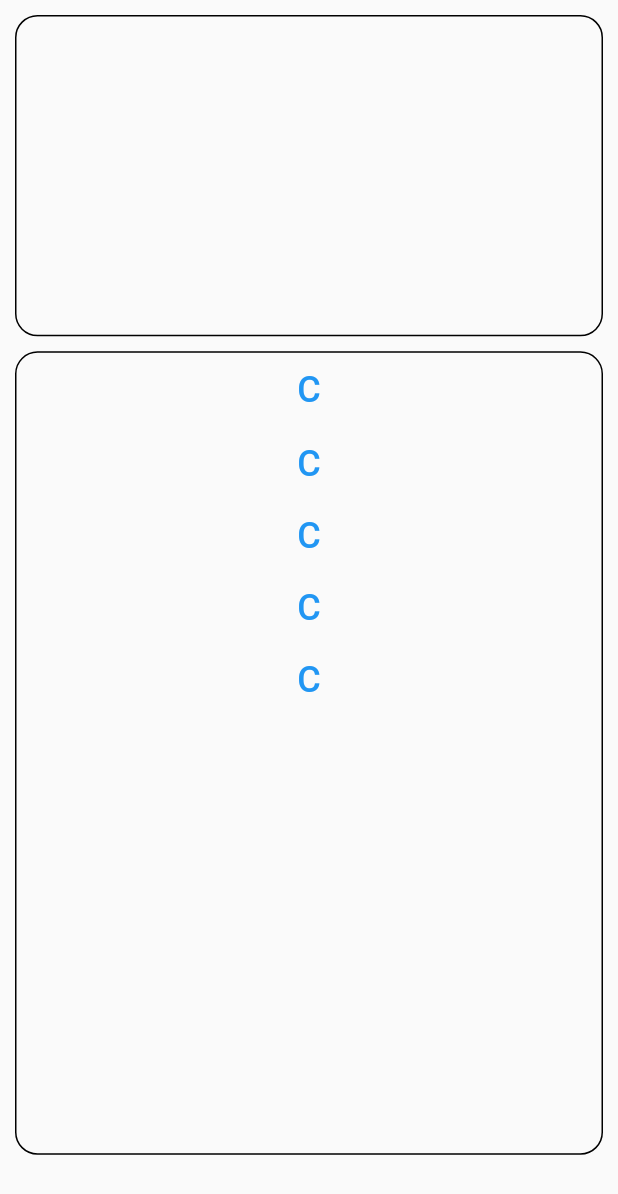
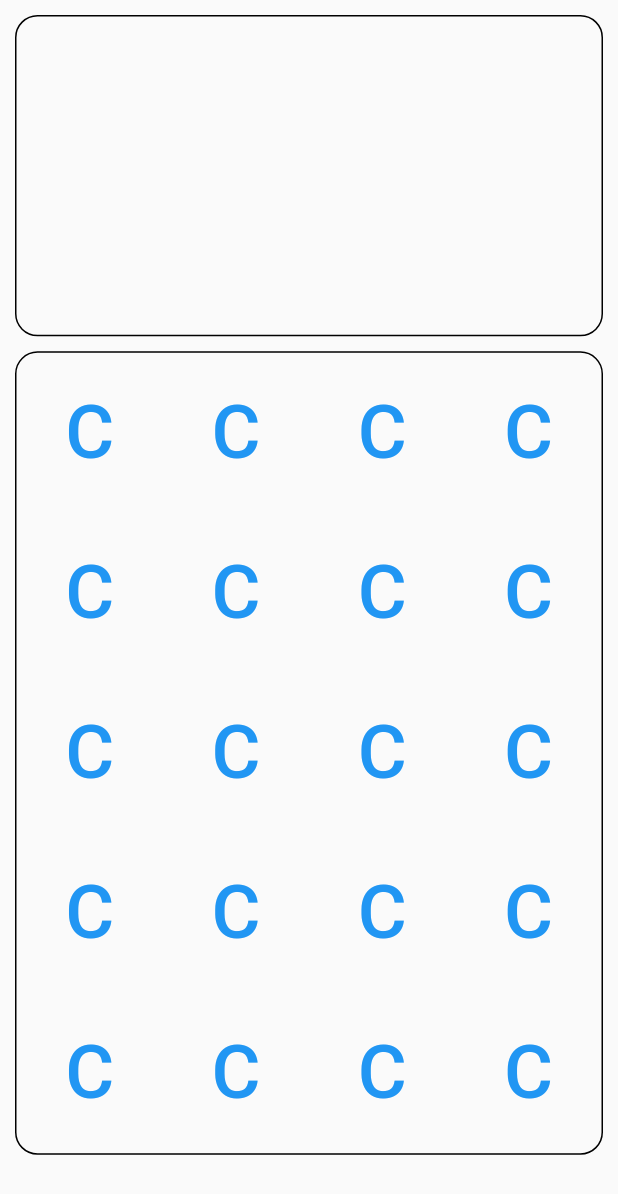
Before and after one commit to miyigun/calculator, a Flutter app: the screen it shows after launch, on a phone screen of 412 x 824 dp. Shown: the top 1194 px of the screen. Run offline on Flutter 3.47's test engine with Material 2 defaults, Android fonts, the phone set to English and light mode, and no system bars; our stand-ins replace flutter_riverpod.

Commit message:
Commit 4

```diff
--- a/lib/view/calculate_keyboard_row1.dart
+++ b/lib/view/calculate_keyboard_row1.dart
@@ -11,13 +11,53 @@ class CalculateKeyboardRow1 extends ConsumerWidget {
         Expanded(
           flex: 3,
           child:SizedBox(
-            width: 50,
-            height: 50,
             child: TextButton(
               child: const Text(
                   'C',
                 style: TextStyle(
-                  fontSize: 24,
+                  fontSize: 50,
+                ),
+              ),
+              onPressed: () {  },
+            ),
+          ),
+        ),
+        Expanded(
+          flex: 3,
+          child:SizedBox(
+            child: TextButton(
+              child: const Text(
+                'C',
+                style: TextStyle(
+                  fontSize: 50,
+                ),
+              ),
+              onPressed: () {  },
+            ),
+          ),
+        ),
+        Expanded(
+          flex: 3,
+          child:SizedBox(
+            child: TextButton(
+              child: const Text(
+                'C',
+                style: TextStyle(
+                  fontSize: 50,
+                ),
+              ),
+              onPressed: () {  },
+            ),
+          ),
+        ),
+        Expanded(
+          flex: 3,
+          child:SizedBox(
+            child: TextButton(
+              child: const Text(
+                'C',
+                style: TextStyle(
+                  fontSize: 50,
                 ),
               ),
               onPressed: () {  },
--- a/lib/view/calculate_keyboard_row2.dart
+++ b/lib/view/calculate_keyboard_row2.dart
@@ -11,12 +11,54 @@ class CalculateKeyboardRow2 extends ConsumerWidget {
       children: [
         Expanded(
           flex: 3,
-          child:Container(
+          child:SizedBox(
             child: TextButton(
-              child: Text(
+              child: const Text(
                 'C',
                 style: TextStyle(
-                  fontSize: 24,
+                  fontSize: 50,
+                ),
+              ),
+              onPressed: () {  },
+            ),
+          ),
+        ),
+        Expanded(
+          flex: 3,
+          child:SizedBox(
+            child: TextButton(
+              child: const Text(
+                'C',
+                style: TextStyle(
+                  fontSize: 50,
+                ),
+              ),
+              onPressed: () {  },
+            ),
+          ),
+        ),
+        Expanded(
+          flex: 3,
+          child:SizedBox(
+            child: TextButton(
+              child: const Text(
+                'C',
+                style: TextStyle(
+                  fontSize: 50,
+                ),
+              ),
+              onPressed: () {  },
+            ),
+          ),
+        ),
+        Expanded(
+          flex: 3,
+          child:SizedBox(
+            child: TextButton(
+              child: const Text(
+                'C',
+                style: TextStyle(
+                  fontSize: 50,
                 ),
               ),
               onPressed: () {  },
--- a/lib/view/calculate_keyboard_row3.dart
+++ b/lib/view/calculate_keyboard_row3.dart
@@ -11,12 +11,54 @@ class CalculateKeyboardRow3 extends ConsumerWidget {
       children: [
         Expanded(
           flex: 3,
-          child:Container(
+          child:SizedBox(
             child: TextButton(
-              child: Text(
+              child: const Text(
                 'C',
                 style: TextStyle(
-                  fontSize: 24,
+                  fontSize: 50,
+                ),
+              ),
+              onPressed: () {  },
+            ),
+          ),
+        ),
+        Expanded(
+          flex: 3,
+          child:SizedBox(
+            child: TextButton(
+              child: const Text(
+                'C',
+                style: TextStyle(
+                  fontSize: 50,
+                ),
+              ),
+              onPressed: () {  },
+            ),
+          ),
+        ),
+        Expanded(
+          flex: 3,
+          child:SizedBox(
+            child: TextButton(
+              child: const Text(
+                'C',
+                style: TextStyle(
+                  fontSize: 50,
+                ),
+              ),
+              onPressed: () {  },
+            ),
+          ),
+        ),
+        Expanded(
+          flex: 3,
+          child:SizedBox(
+            child: TextButton(
+              child: const Text(
+                'C',
+                style: TextStyle(
+                  fontSize: 50,
                 ),
               ),
               onPressed: () {  },
--- a/lib/view/calculate_keyboard_row4.dart
+++ b/lib/view/calculate_keyboard_row4.dart
@@ -11,12 +11,54 @@ class CalculateKeyboardRow4 extends ConsumerWidget {
       children: [
         Expanded(
           flex: 3,
-          child:Container(
+          child:SizedBox(
             child: TextButton(
-              child: Text(
+              child: const Text(
                 'C',
                 style: TextStyle(
-                  fontSize: 24,
+                  fontSize: 50,
+                ),
+              ),
+              onPressed: () {  },
+            ),
+          ),
+        ),
+        Expanded(
+          flex: 3,
+          child:SizedBox(
+            child: TextButton(
+              child: const Text(
+                'C',
+                style: TextStyle(
+                  fontSize: 50,
+                ),
+              ),
+              onPressed: () {  },
+            ),
+          ),
+        ),
+        Expanded(
+          flex: 3,
+          child:SizedBox(
+            child: TextButton(
+              child: const Text(
+                'C',
+                style: TextStyle(
+                  fontSize: 50,
+                ),
+              ),
+              onPressed: () {  },
+            ),
+          ),
+        ),
+        Expanded(
+          flex: 3,
+          child:SizedBox(
+            child: TextButton(
+              child: const Text(
+                'C',
+                style: TextStyle(
+                  fontSize: 50,
                 ),
               ),
               onPressed: () {  },
--- a/lib/view/calculate_keyboard_row5.dart
+++ b/lib/view/calculate_keyboard_row5.dart
@@ -11,12 +11,54 @@ class CalculateKeyboardRow5 extends ConsumerWidget {
       children: [
         Expanded(
           flex: 3,
-          child:Container(
+          child:SizedBox(
             child: TextButton(
-              child: Text(
+              child: const Text(
                 'C',
                 style: TextStyle(
-                  fontSize: 24,
+                  fontSize: 50,
+                ),
+              ),
+              onPressed: () {  },
+            ),
+          ),
+        ),
+        Expanded(
+          flex: 3,
+          child:SizedBox(
+            child: TextButton(
+              child: const Text(
+                'C',
+                style: TextStyle(
+                  fontSize: 50,
+                ),
+              ),
+              onPressed: () {  },
+            ),
+          ),
+        ),
+        Expanded(
+          flex: 3,
+          child:SizedBox(
+            child: TextButton(
+              child: const Text(
+                'C',
+                style: TextStyle(
+                  fontSize: 50,
+                ),
+              ),
+              onPressed: () {  },
+            ),
+          ),
+        ),
+        Expanded(
+          flex: 3,
+          child:SizedBox(
+            child: TextButton(
+              child: const Text(
+                'C',
+                style: TextStyle(
+                  fontSize: 50,
                 ),
               ),
               onPressed: () {  },
--- a/lib/view/calculator_keyboard.dart
+++ b/lib/view/calculator_keyboard.dart
@@ -29,11 +29,26 @@ class CalculatorKeyboard extends ConsumerWidget {
       ),
       child: const Column(
         children: [
-          CalculateKeyboardRow1(),
-          CalculateKeyboardRow2(),
-          CalculateKeyboardRow3(),
-          CalculateKeyboardRow4(),
-          CalculateKeyboardRow5(),
+          Expanded(
+            flex: 2,
+              child: CalculateKeyboardRow1()
+          ),
+          Expanded(
+              flex: 2,
+              child: CalculateKeyboardRow2()
+          ),
+        Expanded(
+              flex: 2,
+              child: CalculateKeyboardRow3()
+          ),
+          Expanded(
+              flex: 2,
+              child: CalculateKeyboardRow4()
+          ),
+          Expanded(
+              flex: 2,
+              child: CalculateKeyboardRow5()
+          ),
         ],
       ),
     );
```
